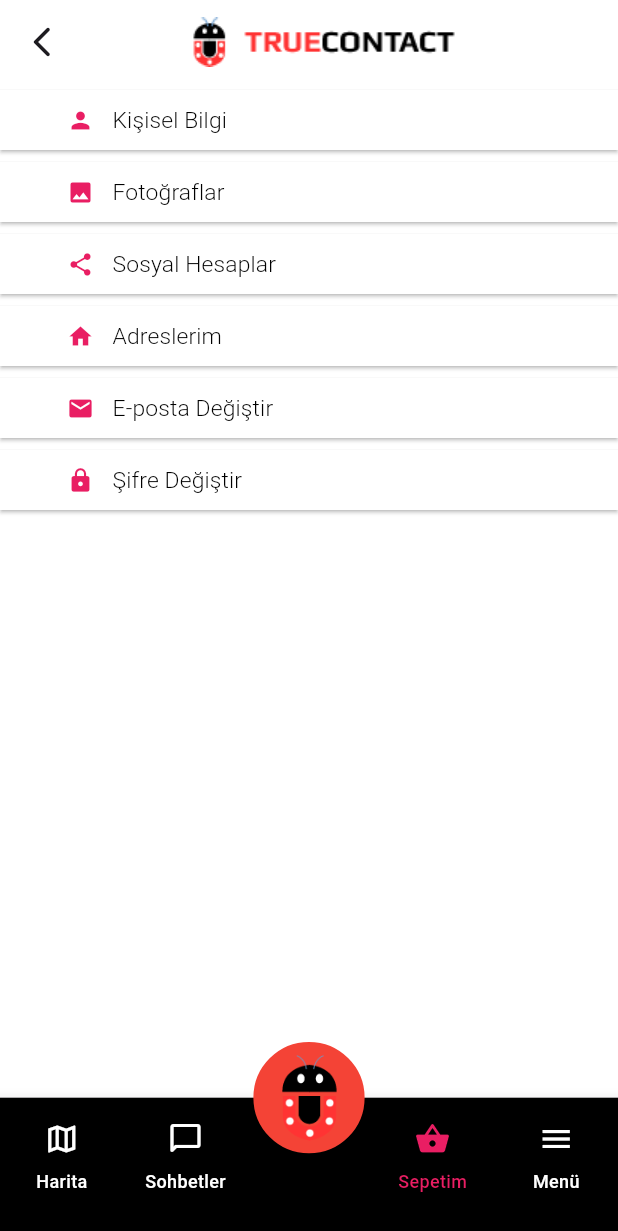
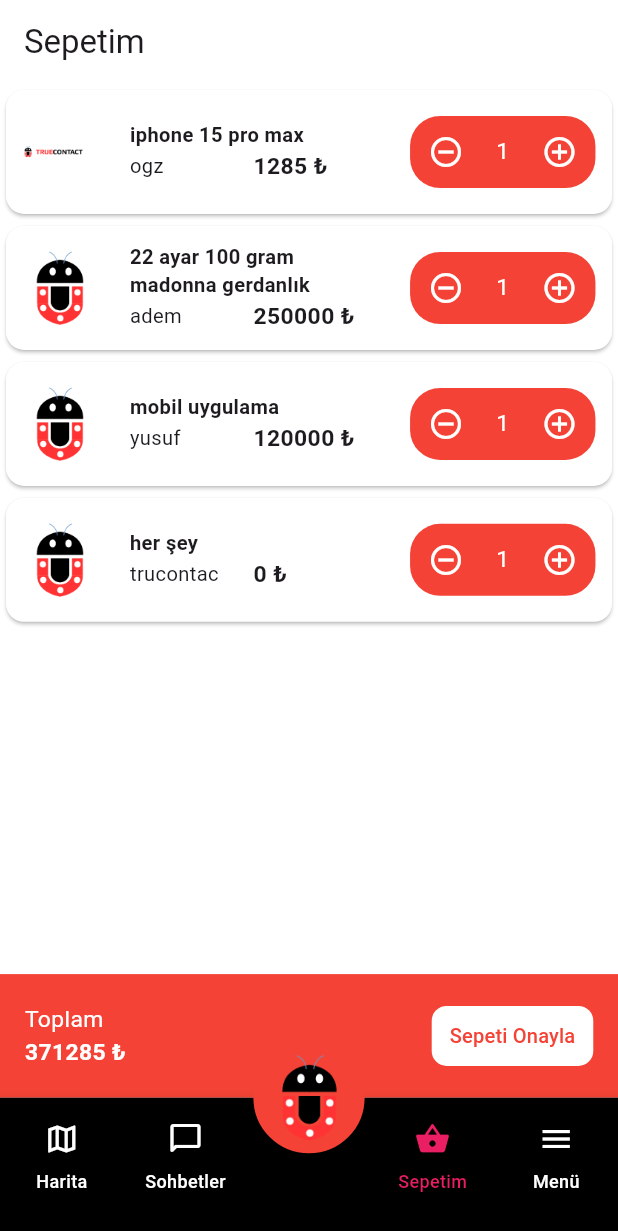
Before and after one commit to ademceliik/truecontact, a Flutter app: the screen it shows after launch, item 4 of the bottom bar chosen, on a phone screen of 412 x 824 dp. Shown: the top 1231 px of the screen. Run offline on Flutter 3.47's test engine with Material 3 defaults, Android fonts, the phone set to English and light mode, and no system bars; our stand-ins replace google_maps_flutter, responsive_sizer.

Commit message:
my basket and item details screen added

```diff
--- a/lib/main.dart
+++ b/lib/main.dart
@@ -1,16 +1,16 @@
-import 'package:calisma_app_1/view/forgot_password_screen.dart';
-import 'package:calisma_app_1/view/login_screen.dart';
-import 'package:calisma_app_1/view/map_screen.dart';
+import 'package:calisma_app_1/view/login/forgot_password_screen.dart';
+import 'package:calisma_app_1/view/login/login_screen.dart';
+import 'package:calisma_app_1/view/navigation-bar/map_screen.dart';
 import 'package:calisma_app_1/view/navigation_bar.dart';
 import 'package:calisma_app_1/view/navigation_settings_screen.dart';
-import 'package:calisma_app_1/view/register_screen.dart';
+import 'package:calisma_app_1/view/login/register_screen.dart';
 import 'package:flutter/material.dart';
 import 'package:provider/provider.dart';
 import 'package:responsive_sizer/responsive_sizer.dart';
 
 import 'provider/login_screen_provider.dart';
 import 'provider/register_screen_provider.dart';
-import 'view/new_password_screen.dart';
+import 'view/login/new_password_screen.dart';
 
 void main() {
   runApp(const MyApp());
@@ -26,7 +26,8 @@ class MyApp extends StatelessWidget {
         //debugShowCheckedModeBanner: false, // bunu kaldır gözünü seveyim
         title: 'Flutter Demo',
         theme: ThemeData(
-          colorScheme: ColorScheme.fromSeed(seedColor: Colors.deepPurple),
+          scaffoldBackgroundColor: Colors.white,
+          //colorScheme: ColorScheme.fromSeed(seedColor: Colors.white),
           useMaterial3: true,
         ),
         home: const MyHomePage(title: 'Flutter Demo Home Page'),
@@ -56,13 +57,7 @@ class _MyHomePageState extends State<MyHomePage> {
         MediaQuery.of(context).viewPadding.top -
         MediaQuery.of(context).viewPadding.bottom; */
 
-    return Scaffold(
-        resizeToAvoidBottomInset: false,
-        /* appBar: AppBar(
-        backgroundColor: Theme.of(context).colorScheme.inversePrimary,
-        title: Text(widget.title),
-      ), */
-        body: MyNavigationBar());
+    return Scaffold(resizeToAvoidBottomInset: false, body: MyNavigationBar());
 
     /* ChangeNotifierProvider<LoginScreenProvider>(
             create: (context) => LoginScreenProvider(),
--- /dev/null
+++ b/lib/model/shop_item.dart
@@ -0,0 +1,13 @@
+class ShopItem {
+  List<String> imagePath;
+  String dealer; // will be User model instance
+  String title;
+  String? details;
+  int cost;
+  ShopItem(
+      {required this.title,
+      required this.cost,
+      required this.dealer,
+      required this.imagePath,
+      this.details});
+}
--- a/lib/view/new_password_screen.dart
+++ b/lib/view/login/new_password_screen.dart
@@ -1,7 +1,7 @@
 import 'package:flutter/material.dart';
 import 'package:responsive_sizer/responsive_sizer.dart';
-import '../widget/custom_text_field.dart';
-import '../widget/pink_elevated_button.dart';
+import '../../widget/custom_text_field.dart';
+import '../../widget/pink_elevated_button.dart';
 
 class NewPasswordScreenView extends StatefulWidget {
   final String email;
--- a/lib/view/register_screen.dart
+++ b/lib/view/login/register_screen.dart
@@ -2,9 +2,9 @@ import 'package:flutter/cupertino.dart';
 import 'package:flutter/material.dart';
 import 'package:provider/provider.dart';
 import 'package:responsive_sizer/responsive_sizer.dart';
-import '../provider/register_screen_provider.dart';
-import '../widget/custom_text_field.dart';
-import '../widget/pink_elevated_button.dart';
+import '../../provider/register_screen_provider.dart';
+import '../../widget/custom_text_field.dart';
+import '../../widget/pink_elevated_button.dart';
 
 class RegisterScreenView extends StatefulWidget {
   const RegisterScreenView({super.key});
--- a/lib/view/menu_screen.dart
+++ b/lib/view/navigation-bar/menu_screen.dart
@@ -53,12 +53,14 @@ class MenuScreenState extends State<MenuScreen> {
       body: Column(
         children: [
           Container(
+              color: Colors.red, height: MediaQuery.of(context).padding.top),
+          Container(
               color: Colors.red,
               height: 20.h,
               width: 100.w,
               child: Column(
                 mainAxisSize: MainAxisSize.min,
-                mainAxisAlignment: MainAxisAlignment.center,
+                mainAxisAlignment: MainAxisAlignment.spaceAround,
                 crossAxisAlignment: CrossAxisAlignment.center,
                 children: [
                   InkWell(
@@ -88,7 +90,7 @@ class MenuScreenState extends State<MenuScreen> {
               )),
           Container(
             color: Colors.white,
-            height: 65.h,
+            height: 59.h,
             child: SingleChildScrollView(
                 child: Column(
               children: List<Widget>.generate(titles.length, (int index) {
--- /dev/null
+++ b/lib/view/navigation-bar/my_basket_screen_view.dart
@@ -0,0 +1,232 @@
+import 'package:flutter/material.dart';
+import 'package:responsive_sizer/responsive_sizer.dart';
+
+import '../../model/shop_item.dart';
+
+class MyBasketScreenView extends StatefulWidget {
+  const MyBasketScreenView({super.key});
+
+  @override
+  State<MyBasketScreenView> createState() => _MyBasketScreenViewState();
+}
+
+class _MyBasketScreenViewState extends State<MyBasketScreenView> {
+  Map<ShopItem, int> items = {
+    ShopItem(
+        imagePath: ["assets/logo/header-logo.png"],
+        dealer: "ogz",
+        title: "iphone 15 pro max",
+        cost: 1285): 1,
+    ShopItem(
+        imagePath: ["assets/logo/logo.png"],
+        dealer: "adem",
+        title: "22 ayar 100 gram madonna gerdanlık",
+        cost: 250000): 1,
+    ShopItem(
+        imagePath: ["assets/logo/logo.png"],
+        dealer: "yusuf",
+        title: "mobil uygulama",
+        cost: 120000): 1,
+    ShopItem(
+        imagePath: ["assets/logo/logo.png"],
+        dealer: "trucontact",
+        title: "her şey",
+        cost: 0): 1,
+  };
+
+  int totalCost = 0;
+
+  @override
+  void initState() {
+    super.initState();
+    for (int i = 0; i < items.length; i++) {
+      totalCost += items.keys.elementAt(i).cost * items.values.elementAt(i);
+    }
+  }
+
+  @override
+  Widget build(BuildContext context) {
+    return Scaffold(
+      bottomNavigationBar: bottomNavigationBar(totalCost: totalCost),
+      appBar: AppBar(
+        backgroundColor: Colors.white,
+        title: const Text("Sepetim"),
+      ),
+      body: items.length > 0
+          ? SingleChildScrollView(
+              child: Column(
+                children: List<Widget>.generate(items.length, (int index) {
+                  return buildBasketItem(index);
+                }),
+              ),
+            )
+          : Text(
+              "Sepetiniz Boş\nHemen Alışverişe Başlayın :)",
+              style: TextStyle(fontSize: 16.sp),
+            ),
+    );
+  }
+
+  Widget buildBasketItem(int index) {
+    return SizedBox(
+        height: 11.h,
+        child: Card(
+          color: Colors.white,
+          child: Row(
+            mainAxisAlignment: MainAxisAlignment.spaceAround,
+            children: [
+              // show image of item
+              Image.asset(
+                items.keys.elementAt(index).imagePath[0],
+                height: 6.h,
+                width: 6.h,
+              ),
+              // show details of item
+              showItemDetails(index),
+
+              // increase or decrease number of item
+              editItemNumberButtons(index)
+            ],
+          ),
+        ));
+  }
+
+  Widget showItemDetails(int index) {
+    return SizedBox(
+      width: 40.w,
+      child: Column(
+        crossAxisAlignment: CrossAxisAlignment.start,
+        mainAxisAlignment: MainAxisAlignment.center,
+        children: [
+          // show title of item
+          Text(
+            maxLines: 3,
+            items.keys.elementAt(index).title,
+            //"14 promax 128gba",
+            style: TextStyle(fontSize: 15.sp, fontWeight: FontWeight.bold),
+          ),
+          Row(
+            mainAxisAlignment: MainAxisAlignment.spaceBetween,
+            children: [
+              // show dealer of item
+              SizedBox(
+                width: 15.w,
+                child: Text(
+                  maxLines: 1,
+                  items.keys.elementAt(index).dealer,
+                  //"ogz",
+                  style: TextStyle(fontSize: 15.sp),
+                ),
+              ),
+
+              // show cost of item
+              SizedBox(
+                width: 20.w,
+                child: Text(
+                  maxLines: 1,
+                  "${items.keys.elementAt(index).cost} ₺",
+                  style:
+                      TextStyle(fontSize: 16.sp, fontWeight: FontWeight.w600),
+                ),
+              ),
+            ],
+          ),
+        ],
+      ),
+    );
+  }
+
+  Widget editItemNumberButtons(int index) {
+    return Container(
+      width: 30.w,
+      decoration: BoxDecoration(
+          borderRadius: BorderRadius.circular(20), color: Colors.red),
+      child: Row(
+        mainAxisAlignment: MainAxisAlignment.spaceBetween,
+        children: [
+          // decrease button
+          IconButton(
+              color: Colors.white,
+              onPressed: () {
+                totalCost -= items.keys.elementAt(index).cost;
+                if (items.values.elementAt(index) > 1) {
+                  setState(() {
+                    items[items.keys.elementAt(index)] =
+                        items.values.elementAt(index) - 1;
+                  });
+                } else {
+                  setState(() {
+                    items.remove(items.keys.elementAt(index));
+                  });
+                }
+              },
+              icon: const Icon(Icons.remove_circle_outline)),
+          // show number of item
+          Text(
+            "${items.values.elementAt(index)}",
+            //"1",
+            style: TextStyle(color: Colors.white, fontSize: 16.sp),
+          ),
+          // increase button
+          IconButton(
+              color: Colors.white,
+              onPressed: () {
+                setState(() {
+                  items[items.keys.elementAt(index)] =
+                      items.values.elementAt(index) + 1;
+                  totalCost += items.keys.elementAt(index).cost;
+                });
+              },
+              icon: const Icon(Icons.add_circle_outline))
+        ],
+      ),
+    );
+  }
+
+  Widget bottomNavigationBar({required int totalCost}) {
+    return Container(
+      height: 10.h,
+      color: Colors.red,
+      child: Row(
+        mainAxisAlignment: MainAxisAlignment.spaceBetween,
+        children: [
+          Padding(
+            padding: EdgeInsets.only(left: 4.w),
+            child: Column(
+              crossAxisAlignment: CrossAxisAlignment.start,
+              mainAxisAlignment: MainAxisAlignment.center,
+              children: [
+                Text(
+                  "Toplam",
+                  style: TextStyle(color: Colors.white, fontSize: 16.sp),
+                ),
+                Text(
+                  "$totalCost ₺",
+                  style: TextStyle(
+                      color: Colors.white,
+                      fontWeight: FontWeight.bold,
+                      fontSize: 16.sp),
+                )
+              ],
+            ),
+          ),
+          Padding(
+            padding: EdgeInsets.only(right: 4.w),
+            child: TextButton(
+              onPressed: () {},
+              style: ElevatedButton.styleFrom(
+                  shape: RoundedRectangleBorder(
+                      borderRadius: BorderRadius.circular(10)),
+                  backgroundColor: Colors.white,
+                  splashFactory: NoSplash.splashFactory),
+              child: Text(
+                "Sepeti Onayla",
+                style: TextStyle(color: Colors.red, fontSize: 15.sp),
+              ),
+            ),
+          )
+        ],
+      ),
+    );
+  }
+}
--- a/lib/view/navigation_bar.dart
+++ b/lib/view/navigation_bar.dart
@@ -1,6 +1,8 @@
-import 'package:calisma_app_1/view/map_screen.dart';
-import 'package:calisma_app_1/view/menu_screen.dart';
-import 'package:calisma_app_1/view/search_screen_view.dart';
+import 'package:calisma_app_1/view/item_details_screen_view.dart';
+import 'package:calisma_app_1/view/navigation-bar/map_screen.dart';
+import 'package:calisma_app_1/view/navigation-bar/menu_screen.dart';
+import 'package:calisma_app_1/view/navigation-bar/my_basket_screen_view.dart';
+import 'package:calisma_app_1/view/navigation-bar/search_screen_view.dart';
 import 'package:flutter/material.dart';
 import 'package:responsive_sizer/responsive_sizer.dart';
 
@@ -20,7 +22,7 @@ class _MyNavigationBarState extends State<MyNavigationBar> {
     MapScreen(), //Container(child: Text("1. sayfa")),
     Container(child: Text("1. sayfa")),
     SearchScreenView(), //Container(child: Text("floating sayfa")),
-    AccountDetailsScreen(),
+    MyBasketScreenView(),
     MenuScreen(),
   ];
 
--- a/lib/view/user_details_screen_view.dart
+++ b/lib/view/user_details_screen_view.dart
@@ -64,10 +64,11 @@ class _UserDetailsScreenViewState extends State<UserDetailsScreenView> {
                       buildStar(2),
                       buildStar(3),
                       buildStar(4)
-                      //Icon(Icons.star_border_outlined),
                     ],
                   ),
-                  Text("2.00 / 1 Kişi")
+                  Text(
+                    "2.00 / 1 Kişi",
+                  )
                 ],
               )),
           Container(
--- a/lib/widget/pink_elevated_button.dart
+++ b/lib/widget/pink_elevated_button.dart
@@ -15,12 +15,12 @@ class PinkElevatedButton extends StatelessWidget {
   Widget build(BuildContext context) {
     return ElevatedButton(
       style: ElevatedButton.styleFrom(
-          backgroundColor: Colors.pink.shade300,
+          backgroundColor: Colors.red,
           disabledBackgroundColor: Colors.pink.shade100),
       onPressed: (condition) ? onPress : null,
       child: Text(
         text,
-        style: TextStyle(color: (condition) ? Colors.black : Colors.black45),
+        style: TextStyle(color: (condition) ? Colors.white : Colors.white54),
       ),
     );
   }
```
Also changed, not shown: lib/view/item_details_screen_view.dart (added, +149 -0 lines), lib/view/login/forgot_password_screen.dart (renamed from lib/view/forgot_password_screen.dart, +4 -4 lines), lib/view/login/login_screen.dart (renamed from lib/view/login_screen.dart, +4 -4 lines), lib/view/navigation-bar/map_screen.dart (renamed from lib/view/map_screen.dart, +4 -4 lines), lib/view/navigation-bar/search_screen_view.dart (renamed from lib/view/search_screen_view.dart, +29 -8 lines).
